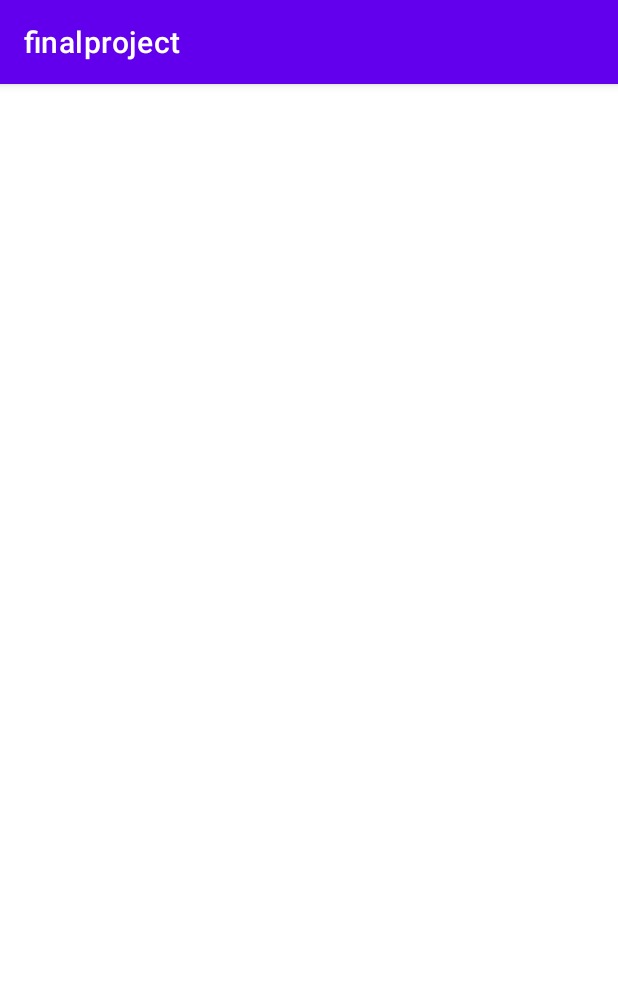
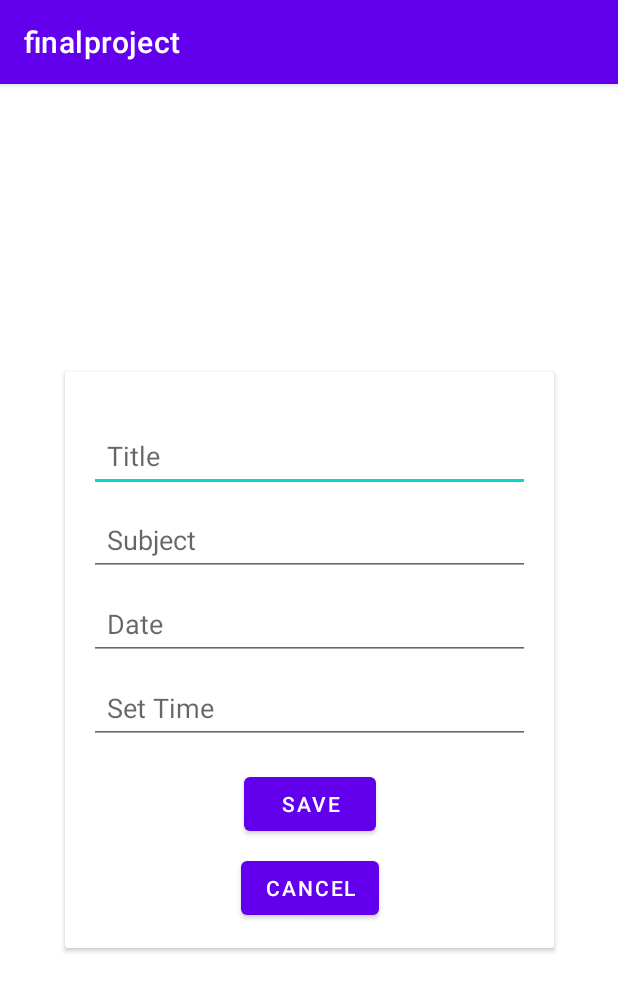
Before and after one commit to CaneteJ/Eldroid_FinalProject, an Android app: the AddSessionActivity screen opened directly, with no data from a screen before it, on a phone screen of 412 x 824 dp. Shown: the top 992 px of the screen. Run offline under Robolectric (Android 15) with nearby library versions, the phone set to English and light mode, and no system bars.

Commit message:
first commit

```diff
--- a/app/src/main/res/layout/activity_add_session.xml
+++ b/app/src/main/res/layout/activity_add_session.xml
@@ -1,9 +1,101 @@
 <?xml version="1.0" encoding="utf-8"?>
-<androidx.constraintlayout.widget.ConstraintLayout xmlns:android="http://schemas.android.com/apk/res/android"
+<androidx.constraintlayout.widget.ConstraintLayout
+    xmlns:android="http://schemas.android.com/apk/res/android"
     xmlns:app="http://schemas.android.com/apk/res-auto"
     xmlns:tools="http://schemas.android.com/tools"
     android:layout_width="match_parent"
     android:layout_height="match_parent"
     tools:context=".AddSessionActivity">
 
+    <androidx.cardview.widget.CardView
+        android:id="@+id/cardView"
+        android:layout_width="wrap_content"
+        android:layout_height="wrap_content"
+        app:layout_constraintTop_toTopOf="parent"
+        app:layout_constraintBottom_toBottomOf="parent"
+        app:layout_constraintStart_toStartOf="parent"
+        app:layout_constraintEnd_toEndOf="parent">
+
+        <androidx.constraintlayout.widget.ConstraintLayout
+            android:layout_width="326dp"
+            android:layout_height="wrap_content"
+            android:padding="16dp">
+
+            <EditText
+                android:id="@+id/editTextTitle"
+                android:layout_width="0dp"
+                android:layout_height="48dp"
+                android:hint="Title"
+                android:padding="12dp"
+                app:layout_constraintTop_toTopOf="parent"
+                app:layout_constraintStart_toStartOf="parent"
+                app:layout_constraintEnd_toEndOf="parent"
+                android:layout_marginTop="16dp"
+                android:autofillHints="aw"
+                tools:ignore="TextFields" />
+
+            <EditText
+                android:id="@+id/editTextSubject"
+                android:layout_width="0dp"
+                android:layout_height="48dp"
+                android:hint="Subject"
+                android:padding="12dp"
+                app:layout_constraintTop_toBottomOf="@id/editTextTitle"
+                app:layout_constraintStart_toStartOf="parent"
+                app:layout_constraintEnd_toEndOf="parent"
+                android:layout_marginTop="8dp"
+                android:autofillHints="Subject"
+                tools:ignore="TextFields" />
+
+            <EditText
+                android:id="@+id/editTextDate"
+                android:layout_width="0dp"
+                android:layout_height="48dp"
+                android:hint="Date"
+                android:padding="12dp"
+                android:focusable="false"
+                tools:ignore="TextFields"
+                app:layout_constraintTop_toBottomOf="@id/editTextSubject"
+                app:layout_constraintStart_toStartOf="parent"
+                app:layout_constraintEnd_toEndOf="parent"
+                android:layout_marginTop="8dp"
+                android:autofillHints=""
+                 />
+
+            <EditText
+                android:id="@+id/editTextTime"
+                android:layout_width="0dp"
+                android:layout_height="48dp"
+                android:hint="Set Time"
+                android:padding="12dp"
+                android:focusable="false"
+                app:layout_constraintTop_toBottomOf="@id/editTextDate"
+                app:layout_constraintStart_toStartOf="parent"
+                app:layout_constraintEnd_toEndOf="parent"
+                android:layout_marginTop="8dp"/>
+
+            <Button
+                android:id="@+id/buttonSave"
+                android:layout_width="wrap_content"
+                android:layout_height="48dp"
+                android:text="Save"
+                app:layout_constraintTop_toBottomOf="@id/editTextTime"
+                app:layout_constraintStart_toStartOf="parent"
+                app:layout_constraintEnd_toEndOf="parent"
+                android:layout_marginTop="16dp"/>
+
+            <Button
+                android:id="@+id/buttonCancel"
+                android:layout_width="wrap_content"
+                android:layout_height="48dp"
+                android:text="Cancel"
+                app:layout_constraintTop_toBottomOf="@id/buttonSave"
+                app:layout_constraintStart_toStartOf="parent"
+                app:layout_constraintEnd_toEndOf="parent"
+                android:layout_marginTop="8dp"
+                tools:ignore="HardcodedText" />
+
+        </androidx.constraintlayout.widget.ConstraintLayout>
+    </androidx.cardview.widget.CardView>
+
 </androidx.constraintlayout.widget.ConstraintLayout>
--- a/app/src/main/res/layout/activity_main.xml
+++ b/app/src/main/res/layout/activity_main.xml
@@ -1,5 +1,6 @@
 <?xml version="1.0" encoding="utf-8"?>
-<androidx.constraintlayout.widget.ConstraintLayout xmlns:android="http://schemas.android.com/apk/res/android"
+<androidx.constraintlayout.widget.ConstraintLayout
+    xmlns:android="http://schemas.android.com/apk/res/android"
     xmlns:app="http://schemas.android.com/apk/res-auto"
     xmlns:tools="http://schemas.android.com/tools"
     android:layout_width="match_parent"
```
Also changed, not shown: app/src/main/res/drawable/1.png (deleted).
